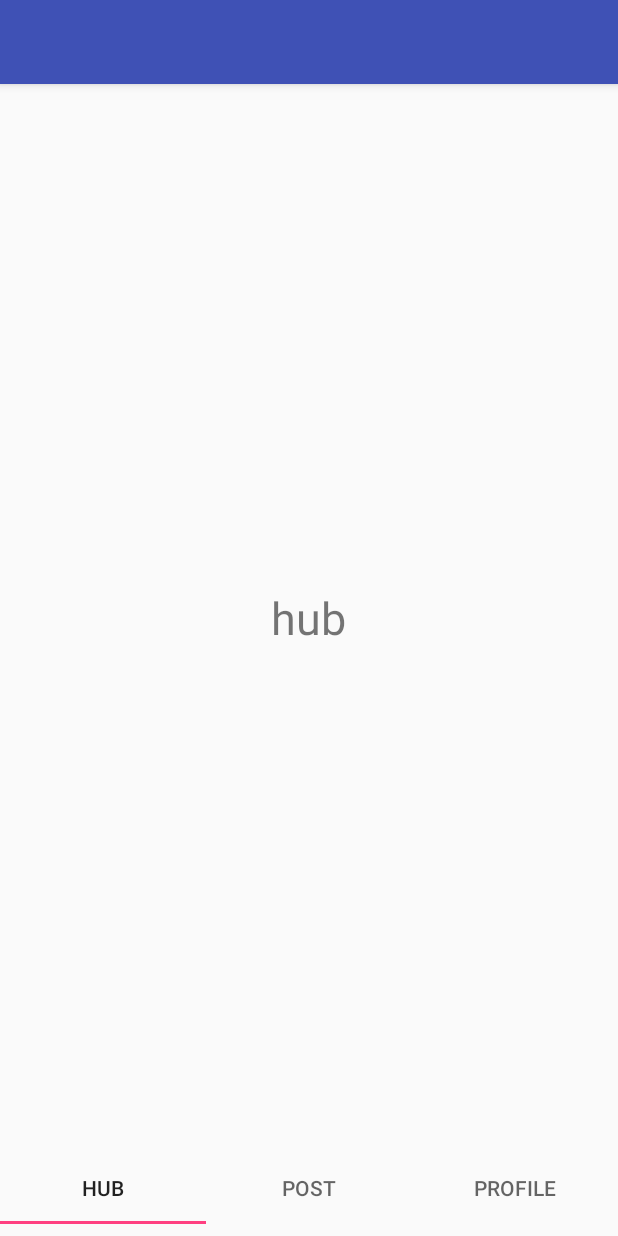
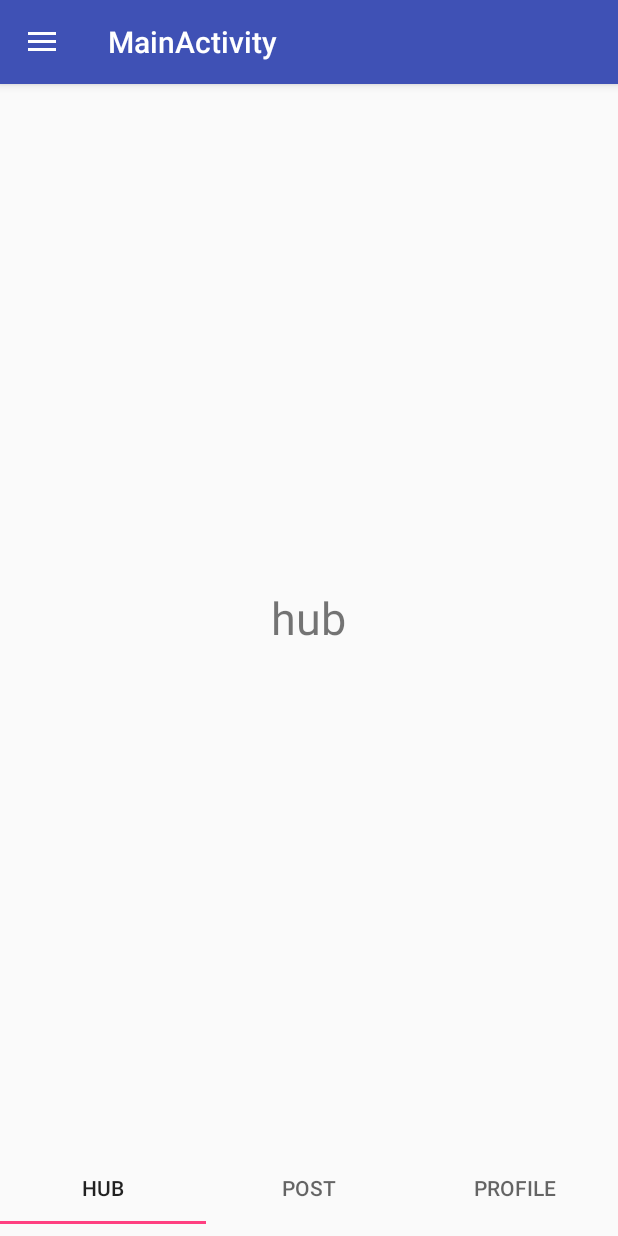
Before and after one commit to zdward/GrouberAndroid, an Android app: the MainActivity screen opened directly, with no data from a screen before it, on a phone screen of 412 x 824 dp. Run offline under Robolectric (Android 15) with nearby library versions, the phone set to English and light mode, and no system bars.

Commit message:
Fixed unappearing navbar

```diff
--- a/app/src/main/java/c/zachgames/rpigrouber/MainActivity.java
+++ b/app/src/main/java/c/zachgames/rpigrouber/MainActivity.java
@@ -49,7 +49,7 @@ public class MainActivity extends AppCompatActivity implements Hub_Fragment.OnFr
             }
         });
 
-        Toolbar toolbar = findViewById(R.id.toolbar);
+        Toolbar toolbar = findViewById(R.id.toolbar2);
         setSupportActionBar(toolbar);
 
         drawer = findViewById(R.id.drawer_layout);
--- a/app/src/main/res/layout/activity_main.xml
+++ b/app/src/main/res/layout/activity_main.xml
@@ -28,7 +28,6 @@
             <TextView
                 android:layout_width="wrap_content"
                 android:layout_height="wrap_content"
-                android:text="Sliding Tabs Using ViewPager"
                 android:textSize="20sp"/>
         </android.support.v7.widget.Toolbar>
 
```
